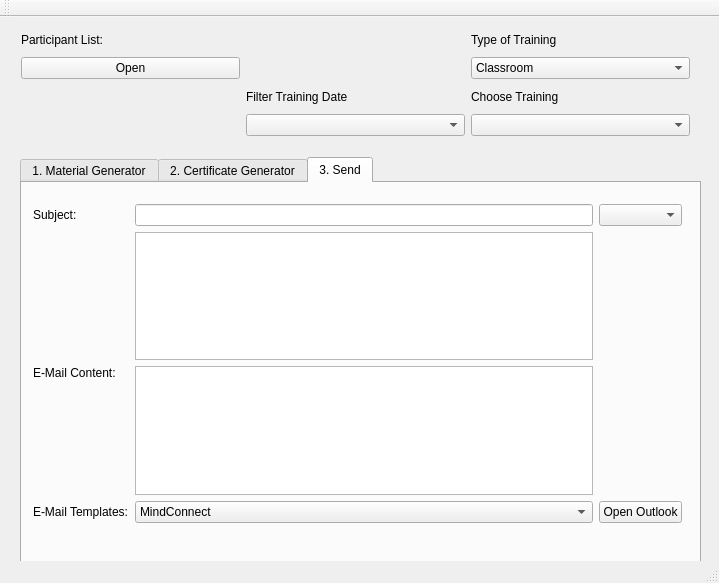
This is ui/mainwindow.ui in QVllasa/TrainingTool as Qt 5 draws it before an edit. The edited form follows.
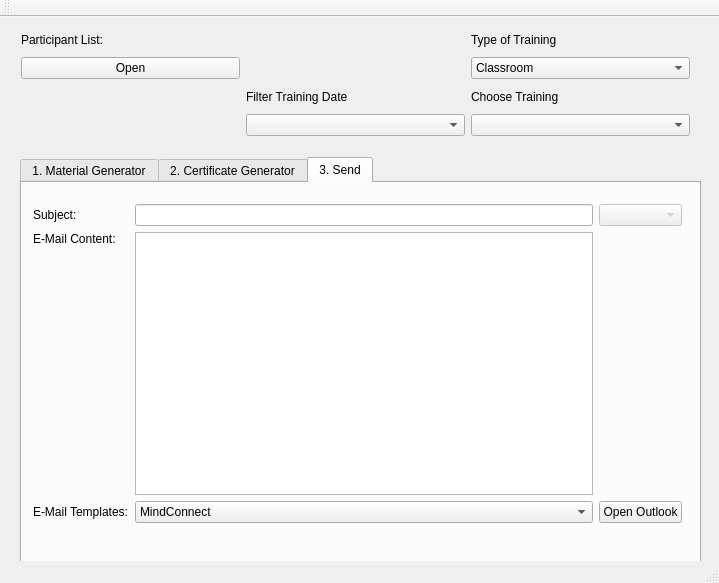
This is the edited form.

Diff of the .ui file:
```diff
--- a/ui/mainwindow.ui
+++ b/ui/mainwindow.ui
@@ -337,7 +337,7 @@
        </rect>
       </property>
       <layout class="QGridLayout" name="gridLayout_4">
-       <item row="2" column="1">
+       <item row="1" column="1">
         <widget class="QPlainTextEdit" name="mailText"/>
        </item>
        <item row="3" column="2">
@@ -376,7 +376,7 @@
        <item row="0" column="1">
         <widget class="QLineEdit" name="mailSubText"/>
        </item>
-       <item row="2" column="0">
+       <item row="1" column="0">
         <widget class="QLabel" name="label_7">
          <property name="text">
           <string>E-Mail Content:</string>
@@ -394,9 +394,13 @@
         </widget>
        </item>
        <item row="0" column="2">
-        <widget class="QComboBox" name="subjectCombo"/>
+        <widget class="QComboBox" name="subjectCombo">
+         <property name="enabled">
+          <bool>false</bool>
+         </property>
+        </widget>
        </item>
-       <item row="2" column="2">
+       <item row="1" column="2">
         <spacer name="verticalSpacer">
          <property name="orientation">
           <enum>Qt::Vertical</enum>
@@ -409,9 +413,6 @@
          </property>
         </spacer>
        </item>
-       <item row="1" column="1">
-        <widget class="QTextEdit" name="textEdit"/>
-       </item>
       </layout>
      </widget>
     </widget>
```
Left out of the diff: 6 changed lines with no effect on the pictures.
